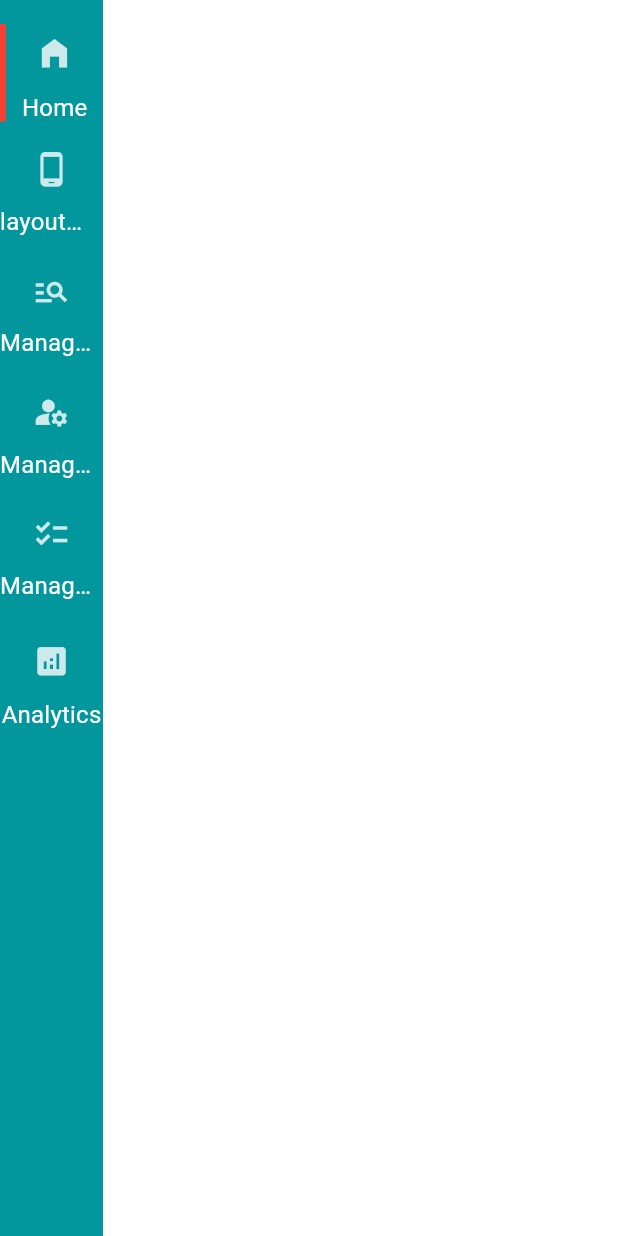
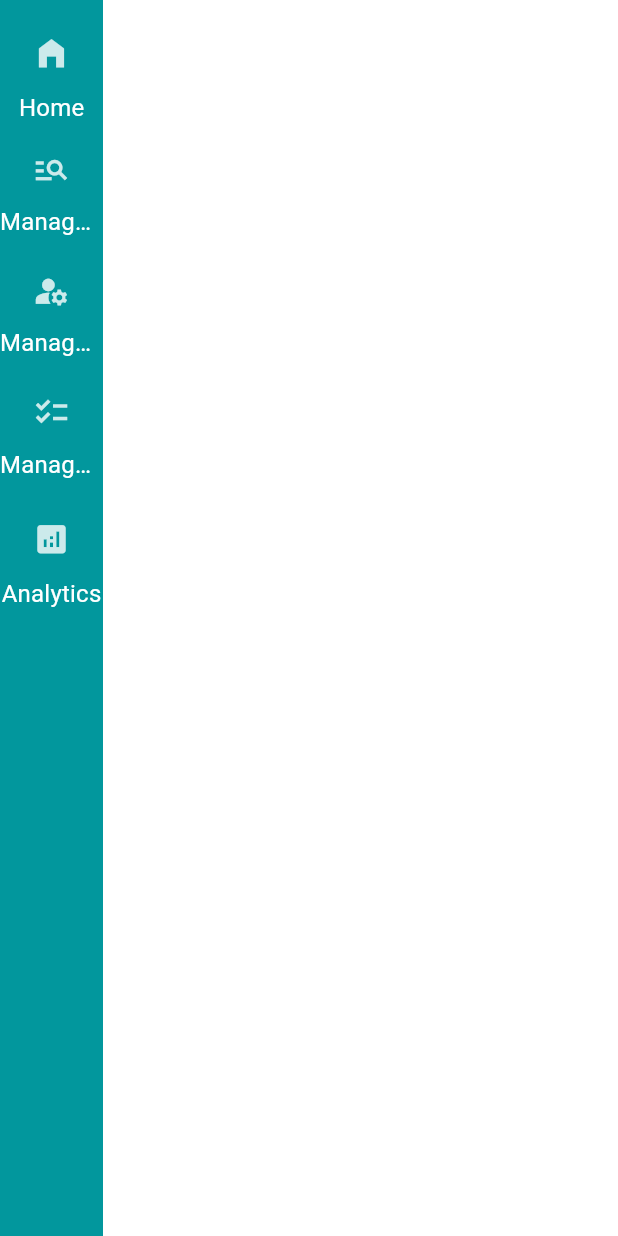
Before and after one commit to abd-Mohsen/dentist-dashboard, a Flutter app: the LargeScreen widget shown alone on an empty page, opened directly, on a phone screen of 412 x 824 dp. Run offline on Flutter 3.47's test engine with Material 2 defaults, Android fonts, the phone set to English and light mode, and no system bars; our stand-ins replace flutter_login, get; missing offline and left inert: universal_html.

Commit message:
started with routes..

```diff
--- a/lib/constants.dart
+++ b/lib/constants.dart
@@ -2,3 +2,9 @@ const int kLargeScreenWidth = 1200; //was 1366
 const int kMedScreenWidth = 768;
 const int kSmallScreenWidth = 360;
 //const int kCustomScreenWidth = 1100;
+
+const String kHomeViewRoute = "home";
+const String kProductsViewRoute = "products";
+const String kUsersViewRoute = "users";
+const String kOrdersViewRoute = "orders";
+const String kAnalyticsViewRoute = "analytics";
--- a/lib/controllers/navigation_controller.dart
+++ b/lib/controllers/navigation_controller.dart
@@ -1,5 +1,12 @@
+import 'package:flutter/cupertino.dart';
 import 'package:get/get.dart';
 
 class NavigationController extends GetxController {
-  //
+  final GlobalKey<NavigatorState> navigationKey = GlobalKey();
+
+  Future<Object?> navigateTo(String routeName) {
+    return navigationKey.currentState!.pushNamed(routeName);
+  }
+
+  goBack() => navigationKey.currentState!.pop();
 }
--- a/lib/controllers/side_menu_controller.dart
+++ b/lib/controllers/side_menu_controller.dart
@@ -5,12 +5,12 @@ import 'package:flutter/material.dart';
 
 class SideMenuController extends GetxController {
   final List<MenuModel> sideMenuItems = [
-    MenuModel(title: "Home".tr, icon: Icons.home_filled, isSelected: true, isHovered: false),
-    MenuModel(title: "layout products".tr, icon: Icons.phone_android, isSelected: false, isHovered: false),
-    MenuModel(title: "Manage products".tr, icon: Icons.manage_search, isSelected: false, isHovered: false),
-    MenuModel(title: "Manage users".tr, icon: Icons.manage_accounts, isSelected: false, isHovered: false),
-    MenuModel(title: "Manage orders".tr, icon: Icons.checklist, isSelected: false, isHovered: false),
-    MenuModel(title: "Analytics".tr, icon: Icons.analytics, isSelected: false, isHovered: false),
+    MenuModel(title: "Home".tr, icon: Icons.home_filled, isSelected: true, route: 'home'),
+    //MenuModel(title: "layout products".tr, icon: Icons.phone_android, isSelected: false, isHovered: false),
+    MenuModel(title: "Manage products".tr, icon: Icons.manage_search, isSelected: false, route: "products"),
+    MenuModel(title: "Manage users".tr, icon: Icons.manage_accounts, isSelected: false, route: "users"),
+    MenuModel(title: "Manage orders".tr, icon: Icons.checklist, isSelected: false, route: "orders"),
+    MenuModel(title: "Analytics".tr, icon: Icons.analytics, isSelected: false, route: "analytics"),
     //MenuModel(title: "Analytics".tr, icon: Icons.analytics, isSelected: false, isHovered: false),
   ];
 
@@ -22,11 +22,11 @@ class SideMenuController extends GetxController {
     update();
   }
 
-  void onHover(MenuModel item) {
-    for (MenuModel model in sideMenuItems) {
-      model.isHovered = false;
-    }
-    item.isHovered = true;
-    update();
-  }
+  // void onHover(MenuModel item) {
+  //   for (MenuModel model in sideMenuItems) {
+  //     model.isHovered = false;
+  //   }
+  //   item.isHovered = true;
+  //   update();
+  // }
 }
--- a/lib/models/side_menu_model.dart
+++ b/lib/models/side_menu_model.dart
@@ -1,10 +1,11 @@
 import 'package:flutter/material.dart';
 
 class MenuModel {
-  String title;
-  IconData icon;
+  final String title;
+  final IconData icon;
   bool isSelected;
-  bool isHovered;
+  final String route;
+  //bool isHovered;
 
-  MenuModel({required this.title, required this.icon, required this.isSelected, required this.isHovered});
+  MenuModel({required this.title, required this.icon, required this.isSelected, required this.route});
 }
--- a/lib/routes.dart
+++ b/lib/routes.dart
@@ -1,9 +1,14 @@
-const String homeViewRoute = "Home";
-const String mobileViewRoute = "Phone";
-const String analyticsViewRoute = "Analytics";
+import 'package:flutter/material.dart';
 
-List<String> sideMenuItems = [
-  homeViewRoute,
-  mobileViewRoute,
-  analyticsViewRoute,
-];
+// Route getPageRoute(Widget child, BuildContext context) {
+//   return MaterialPageRoute(builder: (context) => child);
+// }
+//
+// Route? generateRoute(RouteSettings settings) {
+//   switch (settings.name) {
+//     homeViewRoute => return getPageRoute(),
+//     comma || semicolon => punctuation(charCode),
+//     >= digit0 && <= digit9 => number(),
+//     _ => throw FormatException('Invalid')
+//   }
+//}
--- a/lib/views/components/large_screen.dart
+++ b/lib/views/components/large_screen.dart
@@ -39,7 +39,9 @@ class LargeScreen extends StatelessWidget {
                     size: 25,
                     color: cs.onPrimary.withOpacity(0.8),
                   ),
-                  isSelected: con.sideMenuItems[i].isSelected,
+                  isSelected: con.sideMenuItems[i].isSelected &&
+                      (Get.currentRoute == "dashboard/${con.sideMenuItems[i]}" ||
+                          Get.currentRoute.startsWith("dashboard/${con.sideMenuItems[i]}")),
                 ),
               ),
             ),
--- a/lib/views/login_view.dart
+++ b/lib/views/login_view.dart
@@ -25,7 +25,7 @@ class LoginView extends StatelessWidget {
           //onSignup: _signupUser,
           hideForgotPasswordButton: true,
           onSubmitAnimationCompleted: () {
-            Get.off(Layout());
+            Get.offNamed('/dashboard');
           },
           onRecoverPassword: (String s) {
             return null;
@@ -56,7 +56,7 @@ class LoginView extends StatelessWidget {
                       const SizedBox(height: 20),
                       Text(
                         "Dashboard",
-                        style: tt.displayLarge,
+                        style: tt.displayLarge!.copyWith(color: cs.background),
                       ),
                     ],
                   ),
```
Also changed, not shown: lib/main.dart (+20 -0 lines), lib/services/local_navigator.dart (added, +9 -0 lines), lib/views/analytics_tabs/analytics_view.dart (added, +10 -0 lines), lib/views/home_tabs/home_view.dart (added, +10 -0 lines), lib/views/orders_tabs/orders_view.dart (added, +10 -0 lines), lib/views/product_tabs/phone_view.dart (added, +10 -0 lines), lib/views/product_tabs/products_view.dart (added, +10 -0 lines), lib/views/redirect.dart (added, +15 -0 lines), lib/views/users_tabs/users_view.dart (added, +10 -0 lines).
